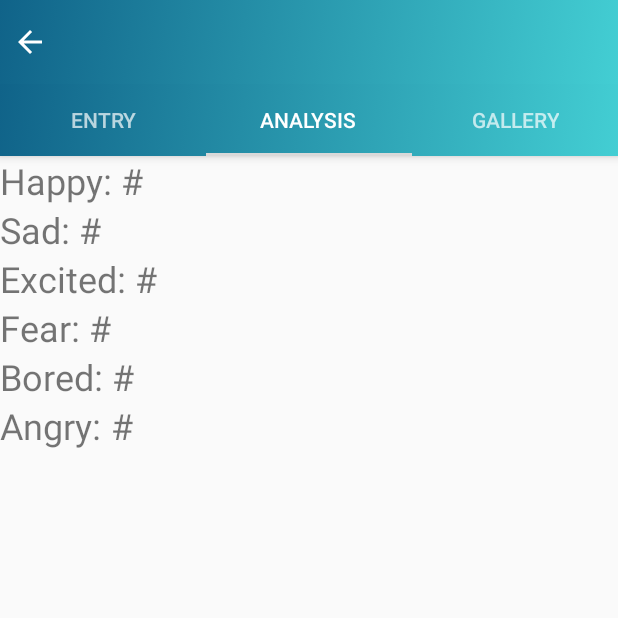
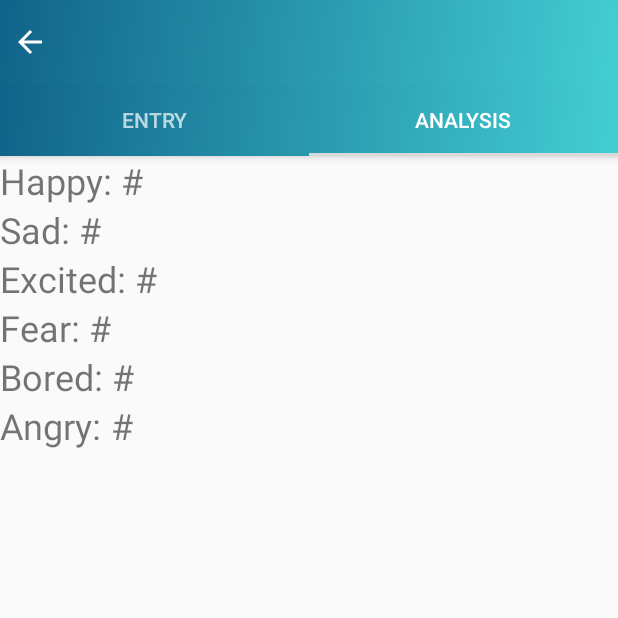
Before and after one commit to nikitatran/MoodJournal, an Android app: the DetailsActivity screen opened directly, with no data from a screen before it, tab 2 chosen, on a phone screen of 412 x 824 dp, the top half of it. Run offline under Robolectric (Android 15) with nearby library versions, the phone set to English and light mode, and no system bars; our stand-ins replace Room's generated code; libraries missing offline, so code that uses them is left out: android.arch.persistence; 8 statements that could not run were skipped.

Commit message:
clean up

```diff
--- a/CrunchTime_Journal/app/src/main/java/com/codingwithmitch/journal/DetailsActivity.java
+++ b/CrunchTime_Journal/app/src/main/java/com/codingwithmitch/journal/DetailsActivity.java
@@ -95,7 +95,6 @@ public class DetailsActivity extends AppCompatActivity {
     //getting updated title and content after edit activity finishes
     @Override
     protected void onActivityResult(int requestCode, int resultCode, Intent data) {
-        //TODO set emotions after edit
         switch(resultCode) {
             case RESULT_OK:
                 TextView toolbar_text = findViewById(R.id.note_text_title);
--- a/CrunchTime_Journal/app/src/main/java/com/codingwithmitch/journal/tabs/details/DetailsSectionsPagerAdapter.java
+++ b/CrunchTime_Journal/app/src/main/java/com/codingwithmitch/journal/tabs/details/DetailsSectionsPagerAdapter.java
@@ -17,7 +17,7 @@ import com.codingwithmitch.journal.R;
 public class DetailsSectionsPagerAdapter extends FragmentPagerAdapter {
 
     @StringRes
-    private static final int[] TAB_TITLES = new int[]{R.string.details_tab_text_1, R.string.details_tab_text_2, R.string.details_tab_text_3};
+    private static final int[] TAB_TITLES = new int[]{R.string.details_tab_text_1, R.string.details_tab_text_2};//, R.string.details_tab_text_3};
     private final Context mContext;
 
     public DetailsSectionsPagerAdapter(Context context, FragmentManager fm) {
@@ -38,9 +38,11 @@ public class DetailsSectionsPagerAdapter extends FragmentPagerAdapter {
             case 1:
                 fragment = new SelectedNoteAnalysisFragment();
                 break;
-            case 2:
+            /*case 2:
                 fragment = PlaceholderFragment.newInstance(position + 1);
                 break;
+
+             */
         }
         return fragment;
     }
@@ -53,7 +55,8 @@ public class DetailsSectionsPagerAdapter extends FragmentPagerAdapter {
 
     @Override
     public int getCount() {
-        // Show 3 total pages.
-        return 3;
+        // how many pages to show
+        //return 3;
+        return 2;
     }
 }
--- a/CrunchTime_Journal/app/src/main/res/layout/activity_details.xml
+++ b/CrunchTime_Journal/app/src/main/res/layout/activity_details.xml
@@ -43,7 +43,9 @@
             android:id="@+id/tabs"
             android:layout_width="match_parent"
             android:layout_height="wrap_content"
-            android:background="@drawable/toolbar_gradient" />
+            android:background="@drawable/toolbar_gradient"
+            app:tabMaxWidth="0dp"
+            app:tabGravity="fill"/>
     </android.support.design.widget.AppBarLayout>
 
     <android.support.v4.view.ViewPager
--- a/CrunchTime_Journal/app/src/main/res/layout/activity_main.xml
+++ b/CrunchTime_Journal/app/src/main/res/layout/activity_main.xml
@@ -26,7 +26,9 @@
             android:id="@+id/tabs"
             android:layout_width="match_parent"
             android:layout_height="wrap_content"
-            android:background="@drawable/toolbar_gradient" />
+            android:background="@drawable/toolbar_gradient"
+            app:tabMaxWidth="0dp"
+            app:tabGravity="fill"/>
     </android.support.design.widget.AppBarLayout>
 
     <android.support.v4.view.ViewPager
--- a/CrunchTime_Journal/app/src/main/res/values/colors.xml
+++ b/CrunchTime_Journal/app/src/main/res/values/colors.xml
@@ -20,4 +20,6 @@
 
     <!-- fab -->
     <color name="paradisePink">#EE4266</color>
+
+    <!-- https://coolors.co/0d3b66-faf0ca-f4d35e-43ced3-106389 -->
 </resources>
```
Also changed, not shown: CrunchTime_Journal/app/src/main/res/values/strings.xml (+2 -5 lines), CrunchTime_Journal/app/src/main/java/com/codingwithmitch/journal/tabs/details/SelectedNoteAnalysisFragment.java (line endings or trailing spaces).
